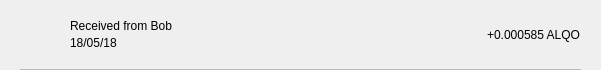
Qt form src/qt/pivx/forms/txrow.ui (eons-finance/ALQO) before a commit.
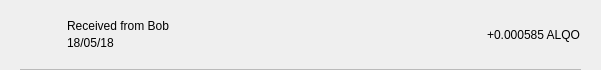
The same form after that commit.

Patch:
```diff
--- a/src/qt/pivx/forms/txrow.ui
+++ b/src/qt/pivx/forms/txrow.ui
@@ -19,9 +19,6 @@
   <property name="windowTitle">
    <string>Form</string>
   </property>
-  <property name="styleSheet">
-   <string notr="true">color: rgb(0, 0, 0);</string>
-  </property>
   <layout class="QVBoxLayout" name="verticalLayout_3">
    <property name="spacing">
     <number>0</number>
@@ -102,7 +99,7 @@
             <number>3</number>
            </property>
            <property name="leftMargin">
-            <number>12</number>
+            <number>9</number>
            </property>
            <item>
             <widget class="QLabel" name="lblAddress">
```
Left out of the diff: 4 changed lines with no effect on the pictures.
